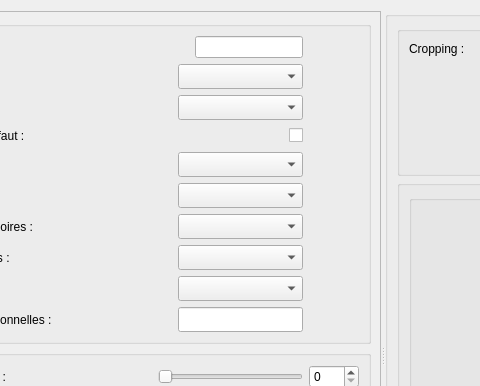
Old version of the form src/View/videopane.ui in the repository cinemaouvert/OCT; both pictures show x 146 to 626 and y 0 to 386 of the 905 by 709 pixel window.
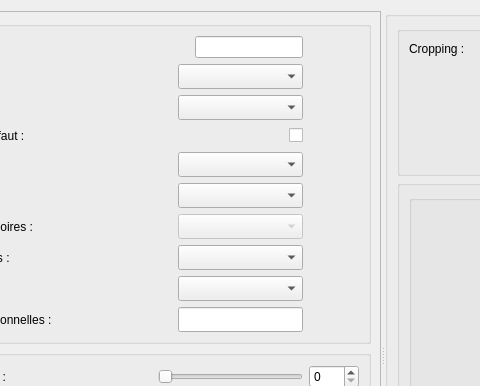
New version of the form. Icons and pictures are not drawn. Custom widgets are drawn as their Qt base class.

Commit message: Disabled blackStuff field.

```diff
--- a/src/View/videopane.ui
+++ b/src/View/videopane.ui
@@ -28,8 +28,8 @@
         <rect>
          <x>0</x>
          <y>0</y>
-         <width>505</width>
-         <height>685</height>
+         <width>492</width>
+         <height>709</height>
         </rect>
        </property>
        <layout class="QVBoxLayout" name="verticalLayout_5">
@@ -476,6 +476,9 @@
                </item>
                <item>
                 <widget class="QComboBox" name="comboBox_BlackStuff">
+                 <property name="enabled">
+                  <bool>false</bool>
+                 </property>
                  <property name="sizePolicy">
                   <sizepolicy hsizetype="Fixed" vsizetype="Fixed">
                    <horstretch>0</horstretch>
```
The commit also changes 1 other file.
